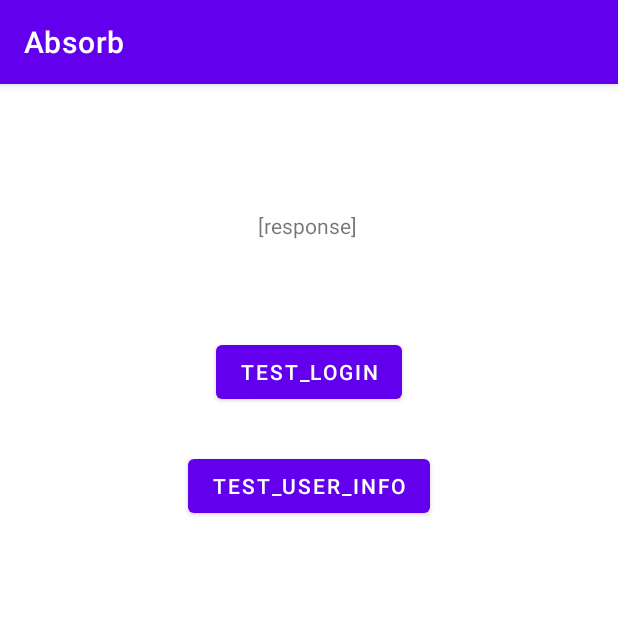
After one commit to NovoZZZ/Absorb, an Android app: the TestActivity screen opened directly, with no data from a screen before it, on a phone screen of 412 x 824 dp, the top half of it. The commit adds this screen. Run offline under Robolectric (Android 15) with nearby library versions, the phone set to English and light mode, and no system bars; libraries missing offline, so code that uses them is left out: cn.hutool.json.

Commit message:
Add ApiUtil to call api in an easier way; Create test activity to show how to use okhttp.

```diff
--- a/app/build.gradle
+++ b/app/build.gradle
@@ -35,4 +35,10 @@ dependencies {
     testImplementation 'junit:junit:4.13.2'
     androidTestImplementation 'androidx.test.ext:junit:1.1.3'
     androidTestImplementation 'androidx.test.espresso:espresso-core:3.4.0'
+
+    // okhttp
+    implementation("com.squareup.okhttp3:okhttp:4.9.3")
+
+    // hutool
+    implementation 'cn.hutool:hutool-all:5.8.0.M3'
 }
--- a/app/src/main/java/edu/neu/absorb/MainActivity.java
+++ b/app/src/main/java/edu/neu/absorb/MainActivity.java
@@ -24,6 +24,11 @@ public class MainActivity extends AppCompatActivity {
             }
         });
 
+        // test -- delete in the future
+        findViewById(R.id.btn_test).setOnClickListener(view -> {
+            startActivity(new Intent(this, TestActivity.class));
+        });
+
     }
     public void openMenuActivity() {
         Intent intent =  new Intent(this, MenuActivity.class);
--- /dev/null
+++ b/app/src/main/res/layout/activity_test.xml
@@ -0,0 +1,40 @@
+<?xml version="1.0" encoding="utf-8"?>
+<androidx.constraintlayout.widget.ConstraintLayout xmlns:android="http://schemas.android.com/apk/res/android"
+    xmlns:app="http://schemas.android.com/apk/res-auto"
+    xmlns:tools="http://schemas.android.com/tools"
+    android:layout_width="match_parent"
+    android:layout_height="match_parent"
+    tools:context=".TestActivity">
+
+    <Button
+        android:id="@+id/btn_test_user_info"
+        android:layout_width="wrap_content"
+        android:layout_height="wrap_content"
+        android:layout_marginTop="28dp"
+        android:text="test_user_info"
+        app:layout_constraintEnd_toEndOf="parent"
+        app:layout_constraintStart_toStartOf="parent"
+        app:layout_constraintTop_toBottomOf="@+id/btn_test_login" />
+
+    <Button
+        android:id="@+id/btn_test_login"
+        android:layout_width="wrap_content"
+        android:layout_height="wrap_content"
+        android:layout_marginTop="64dp"
+        android:text="test_login"
+        app:layout_constraintEnd_toEndOf="parent"
+        app:layout_constraintStart_toStartOf="parent"
+        app:layout_constraintTop_toBottomOf="@+id/tv_test_response" />
+
+    <TextView
+        android:id="@+id/tv_test_response"
+        android:layout_width="wrap_content"
+        android:layout_height="wrap_content"
+        android:text="[response]"
+        app:layout_constraintBottom_toBottomOf="parent"
+        app:layout_constraintEnd_toEndOf="parent"
+        app:layout_constraintHorizontal_bias="0.498"
+        app:layout_constraintStart_toStartOf="parent"
+        app:layout_constraintTop_toTopOf="parent"
+        app:layout_constraintVertical_bias="0.113" />
+</androidx.constraintlayout.widget.ConstraintLayout>
```
Also changed, not shown: app/src/main/AndroidManifest.xml (+7 -2 lines), app/src/main/java/edu/neu/absorb/FocusActivity.java (+10 -0 lines), app/src/main/java/edu/neu/absorb/TestActivity.java (added, +85 -0 lines), app/src/main/java/edu/neu/absorb/utils/ApiUtil.java (added, +68 -0 lines), app/src/main/res/layout/activity_main.xml (+8 -0 lines).
